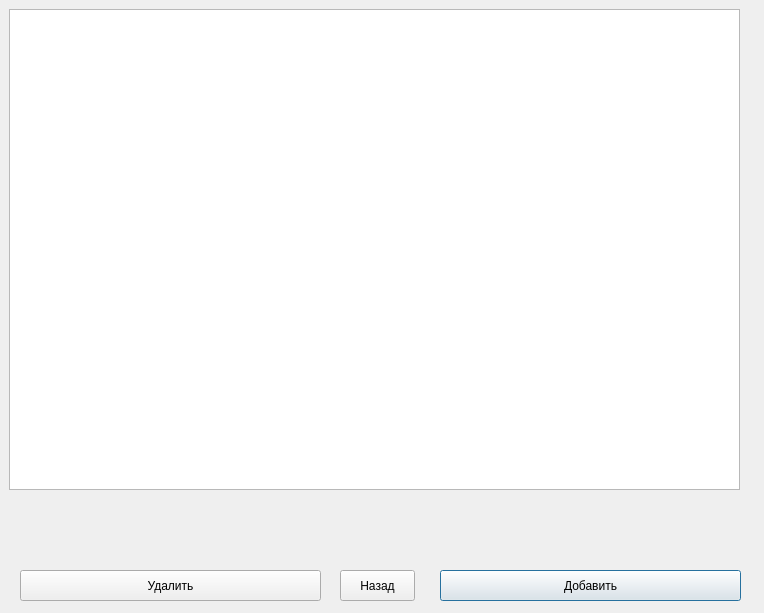
First picture: the form in SettingWindow.ui, repository Minasa228/TeleProject1, before the edit.
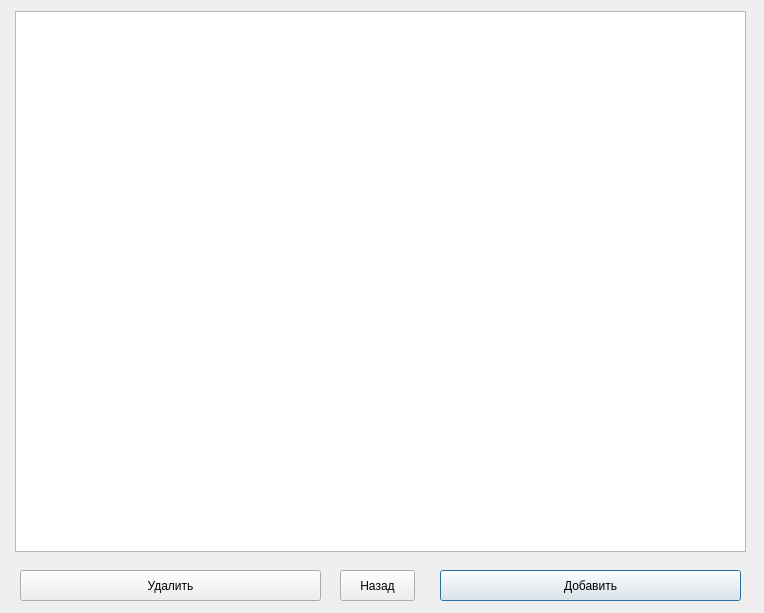
Second picture: the form after the edit.

Commit message: Немного доделана таблица

Diff of the .ui file:
```diff
--- a/SettingWindow.ui
+++ b/SettingWindow.ui
@@ -13,16 +13,6 @@
   <property name="windowTitle">
    <string>Edit Database</string>
   </property>
-  <widget class="QTableView" name="TableForEditDatabase">
-   <property name="geometry">
-    <rect>
-     <x>9</x>
-     <y>9</y>
-     <width>731</width>
-     <height>481</height>
-    </rect>
-   </property>
-  </widget>
   <widget class="QPushButton" name="pushButton">
    <property name="geometry">
     <rect>
@@ -62,6 +52,16 @@
     <string>Назад</string>
    </property>
   </widget>
+  <widget class="QTableWidget" name="TableForEditDatabase">
+   <property name="geometry">
+    <rect>
+     <x>15</x>
+     <y>11</y>
+     <width>731</width>
+     <height>541</height>
+    </rect>
+   </property>
+  </widget>
  </widget>
  <resources/>
  <connections/>
```
The commit also changes 2 other files.
